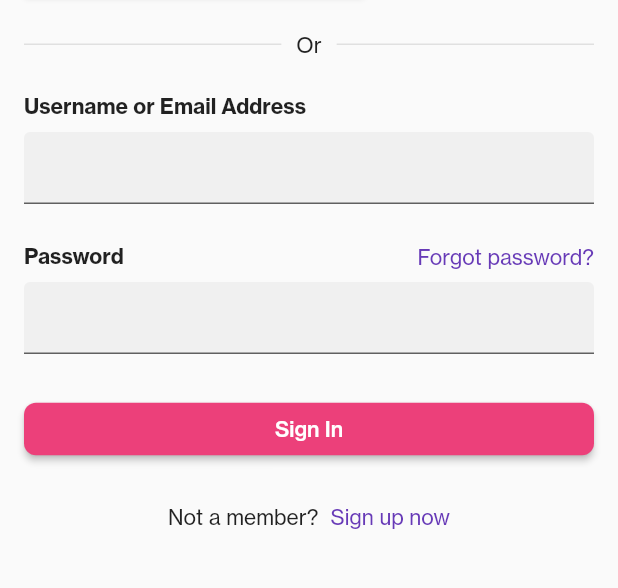
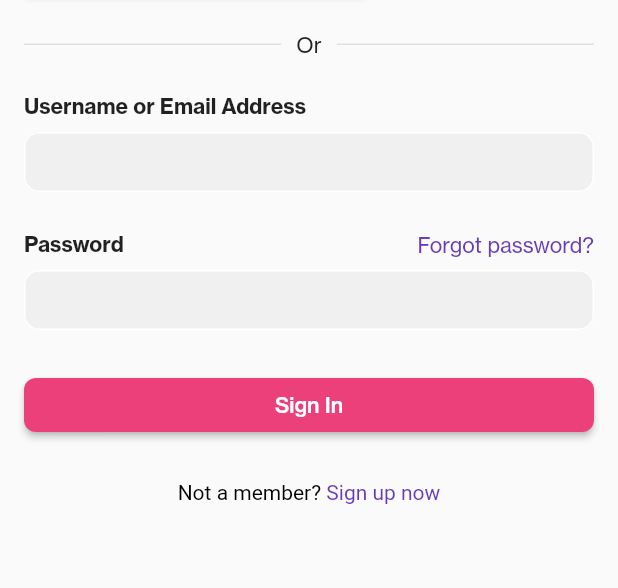
Before and after one commit to AntonyZ89/dribbble-ui-clone, a Flutter app: the screen it shows after launch, after a tap on "Sign In", on a phone screen of 412 x 824 dp, the part 306-894 px from its top. Run offline on Flutter 3.47's test engine with Material 2 defaults, Android fonts, the phone set to English and light mode, and no system bars; our stand-ins replace flutter_colorpicker, flutter_svg, video_player.

Commit message:
done `Login Page` + init `Card Detail`

```diff
--- a/lib/main.dart
+++ b/lib/main.dart
@@ -1,5 +1,6 @@
 import 'package:flutter/material.dart';
 import 'package:flutter_application/pages/pages.dart';
+import 'package:flutter_application/routes.dart';
 
 void main() {
   return runApp(_App());
@@ -12,8 +13,8 @@ class _App extends StatelessWidget {
       theme: ThemeData(fontFamily: 'NHaasGrotesk'),
       initialRoute: '/',
       routes: {
-        '/': (context) => const HomePage(),
-        '/login': (context) => const LoginPage(),
+        Routes.home: (context) => const HomePage(),
+        Routes.login: (context) => const LoginPage(),
       },
     );
   }
--- a/lib/pages/login_page.dart
+++ b/lib/pages/login_page.dart
@@ -1,4 +1,5 @@
 import 'package:flutter/material.dart';
+import 'package:flutter_application/routes.dart';
 import 'package:flutter_application/widgets/login/login.dart';
 import 'package:flutter_svg/flutter_svg.dart';
 
@@ -8,7 +9,8 @@ class LoginPage extends StatelessWidget {
   @override
   Widget build(BuildContext context) {
     return const Scaffold(
-      body: SafeArea(child: _Body()),
+      body: SafeArea(child: SingleChildScrollView(child: _Body())),
+      resizeToAvoidBottomInset: true,
     );
   }
 }
@@ -26,7 +28,12 @@ class _Body extends StatelessWidget {
           Container(
             height: 100,
             alignment: Alignment.centerLeft,
-            child: SvgPicture.asset('assets/images/logo.svg'),
+            child: GestureDetector(
+              child: SvgPicture.asset('assets/images/logo.svg'),
+              onTap: () {
+                Navigator.of(context).pushNamed(Routes.home);
+              },
+            ),
           ),
           const Text(
             'Sign in to Dribbble',
--- /dev/null
+++ b/lib/routes.dart
@@ -0,0 +1,4 @@
+class Routes {
+  static const home = '/';
+  static const login = '/login';
+}
--- a/lib/widgets/home/content/card/card.dart
+++ b/lib/widgets/home/content/card/card.dart
@@ -1,4 +1,5 @@
 import 'package:flutter/material.dart';
+import 'package:flutter_application/widgets/home/content/card/detail/card_detail.dart';
 import './card_footer.dart';
 import './card_header.dart';
 
@@ -7,12 +8,21 @@ class ContentCard extends StatelessWidget {
 
   @override
   Widget build(BuildContext context) {
-    return Column(
-      children: const [
-        CardHeader(),
-        SizedBox(height: 8),
-        CardFooter(),
-      ],
+    return GestureDetector(
+      onTap: () {
+        // TODO add animation to top
+        showGeneralDialog(
+          context: context,
+          pageBuilder: (context, animation, secondaryAnimation) => const CardDetail(),
+        );
+      },
+      child: Column(
+        children: const [
+          CardHeader(),
+          SizedBox(height: 8),
+          CardFooter(),
+        ],
+      ),
     );
   }
 }
--- a/lib/widgets/home/header/home_header.dart
+++ b/lib/widgets/home/header/home_header.dart
@@ -34,7 +34,7 @@ class HomeHeaderWidget extends StatelessWidget {
           bottom: 12,
           right: 12,
           child: Text(
-            '@antonyz_',
+            '@antonyz89',
             style: TextStyle(color: Colors.grey),
           ),
         )
--- a/lib/widgets/home/header/home_header_searchbar.dart
+++ b/lib/widgets/home/header/home_header_searchbar.dart
@@ -12,16 +12,19 @@ class HomeHeaderSearchBar extends StatelessWidget {
           filled: true,
           fillColor: Colors.white,
           prefixIcon: const Icon(Icons.search),
-          enabledBorder: const OutlineInputBorder(
-            borderSide: BorderSide(color: Colors.white),
-            borderRadius: BorderRadius.all(
-              Radius.circular(100),
-            ),
-          ),
+          focusedBorder: borderStyle(),
+          enabledBorder: borderStyle(),
           hintText: 'Search...',
           hintStyle: TextStyle(color: Colors.grey.shade300),
         ),
       ),
     );
   }
+
+  OutlineInputBorder borderStyle() {
+    return const OutlineInputBorder(
+      borderSide: BorderSide(color: Colors.white),
+      borderRadius: BorderRadius.all(Radius.circular(100)),
+    );
+  }
 }
--- a/lib/widgets/login/google_login_button.dart
+++ b/lib/widgets/login/google_login_button.dart
@@ -1,4 +1,5 @@
 import 'package:flutter/material.dart';
+import 'package:flutter_application/routes.dart';
 
 class GoogleLoginButton extends StatelessWidget {
   const GoogleLoginButton({Key? key}) : super(key: key);
@@ -8,9 +9,15 @@ class GoogleLoginButton extends StatelessWidget {
     return Expanded(
       flex: 4,
       child: MaterialButton(
+        // TODO use button without elevation by default
+        focusElevation: 0,
+        hoverElevation: 0,
+        highlightElevation: 0,
         padding: const EdgeInsets.all(2),
         shape: RoundedRectangleBorder(borderRadius: BorderRadius.circular(4)),
-        onPressed: () {},
+        onPressed: () {
+          Navigator.of(context).pushNamed(Routes.home);
+        },
         color: Colors.blue.shade600,
         textColor: Colors.white,
         child: Row(
--- a/lib/widgets/login/login.dart
+++ b/lib/widgets/login/login.dart
@@ -1,4 +1,4 @@
 export 'google_login_button.dart';
 export 'twitter_login_button.dart';
 export 'login_divider.dart';
-export 'login_form.dart';
+export 'login_form/login_form.dart';
--- a/lib/widgets/login/login_form.dart
+++ /dev/null
@@ -1,62 +0,0 @@
-import 'package:flutter/material.dart';
-
-class LoginForm extends StatelessWidget {
-  const LoginForm({Key? key}) : super(key: key);
-
-  @override
-  Widget build(BuildContext context) {
-    return Expanded(
-      child: Wrap(
-        direction: Axis.horizontal,
-        runSpacing: 26,
-        children: [
-          Column(
-            crossAxisAlignment: CrossAxisAlignment.start,
-            children: const [
-              Text('Username or Email Address', style: TextStyle(fontWeight: FontWeight.bold)),
-              SizedBox(height: 8),
-              TextField(decoration: InputDecoration(filled: true))
-            ],
-          ),
-          Column(
-            children: [
-              Row(
-                mainAxisAlignment: MainAxisAlignment.spaceBetween,
-                children: const [
-                  Text('Password', style: TextStyle(fontWeight: FontWeight.bold)),
-                  Text(
-                    'Forgot password?',
-                    style: TextStyle(color: Colors.deepPurple),
-                  )
-                ],
-              ),
-              const SizedBox(height: 8),
-              const TextField(decoration: InputDecoration(filled: true))
-            ],
-          ),
-          ElevatedButton(
-            onPressed: () {},
-            // color: Colors.pink,
-            // textColor: Colors.white,
-
-            // mini: const Size.fromHeight(50), // NEW
-            style: ElevatedButton.styleFrom(
-              primary: Colors.pink.shade400,
-              minimumSize: const Size.fromHeight(35),
-              shape: RoundedRectangleBorder(
-                borderRadius: BorderRadius.circular(8),
-              ),
-            ),
-            child: const Text('Sign In'),
-          ),
-          Center(
-            child: Wrap(
-              spacing: 8,
-              children: const [Text('Not a member?'), Text('Sign up now', style: TextStyle(color: Colors.deepPurple))],
-            ),
-          )
-        ],
-      ),
-    );
-  }
-}
--- /dev/null
+++ b/lib/widgets/login/login_form/form_input.dart
@@ -0,0 +1,54 @@
+import 'package:flutter/material.dart';
+
+class FormInput extends StatefulWidget {
+  final Widget label;
+  final Color? fillColor;
+  final FocusNode focusNode;
+
+  const FormInput({Key? key, required this.fillColor, required this.focusNode, required this.label}) : super(key: key);
+
+  @override
+  State<FormInput> createState() => _FormInputState();
+}
+
+class _FormInputState extends State<FormInput> {
+  @override
+  Widget build(BuildContext context) {
+    return Column(
+      crossAxisAlignment: CrossAxisAlignment.start,
+      children: [
+        widget.label,
+        const SizedBox(height: 8),
+        SizedBox(
+          height: 40,
+          child: TextField(
+            decoration: textFieldDecoration(fillColor: widget.fillColor),
+            obscureText: true,
+            focusNode: widget.focusNode,
+          ),
+        )
+      ],
+    );
+  }
+
+  InputDecoration textFieldDecoration({Color? fillColor}) {
+    OutlineInputBorder focusedBorder = OutlineInputBorder(
+      borderSide: BorderSide(color: Colors.pink.shade50, width: 3),
+      borderRadius: const BorderRadius.all(Radius.circular(10)),
+    );
+
+    OutlineInputBorder defaultBorder = const OutlineInputBorder(
+      borderSide: BorderSide(color: Colors.white),
+      borderRadius: BorderRadius.all(Radius.circular(10)),
+    );
+
+    return InputDecoration(
+      contentPadding: const EdgeInsets.symmetric(horizontal: 16, vertical: 0),
+      filled: true,
+      fillColor: fillColor,
+      focusedBorder: focusedBorder,
+      enabledBorder: defaultBorder,
+      hintStyle: TextStyle(color: Colors.grey.shade300),
+    );
+  }
+}
--- /dev/null
+++ b/lib/widgets/login/login_form/login_form.dart
@@ -0,0 +1,92 @@
+import 'package:flutter/material.dart';
+import 'package:flutter_application/routes.dart';
+import 'package:flutter_application/widgets/login/login_form/form_input.dart';
+
+class LoginForm extends StatefulWidget {
+  const LoginForm({Key? key}) : super(key: key);
+
+  @override
+  State<LoginForm> createState() => _LoginFormState();
+}
+
+class _LoginFormState extends State<LoginForm> {
+  final FocusNode _usernameFocus = FocusNode();
+  final FocusNode _passwordFocus = FocusNode();
+  Color? _usernameFillColor;
+  Color? _passwordFillColor;
+
+  @override
+  void initState() {
+    _usernameFocus.addListener(() {
+      setState(() => _usernameFillColor = _usernameFocus.hasFocus ? Colors.white : null);
+    });
+    _passwordFocus.addListener(() {
+      setState(() => _passwordFillColor = _passwordFocus.hasFocus ? Colors.white : null);
+    });
+
+    super.initState();
+  }
+
+  @override
+  Widget build(BuildContext context) {
+    return Wrap(
+      direction: Axis.horizontal,
+      runSpacing: 26,
+      children: [
+        FormInput(
+          label: const Text('Username or Email Address', style: TextStyle(fontWeight: FontWeight.bold)),
+          fillColor: _usernameFillColor,
+          focusNode: _usernameFocus,
+        ),
+        FormInput(
+          label: Row(
+            mainAxisAlignment: MainAxisAlignment.spaceBetween,
+            children: const [
+              Text('Password', style: TextStyle(fontWeight: FontWeight.bold)),
+              Text(
+                'Forgot password?',
+                style: TextStyle(color: Colors.deepPurple),
+              )
+            ],
+          ),
+          fillColor: _passwordFillColor,
+          focusNode: _passwordFocus,
+        ),
+        // TODO substituir por Button que vem sem elevation por padrão
+        MaterialButton(
+          focusElevation: 0,
+          hoverElevation: 0,
+          highlightElevation: 0,
+          onPressed: () {
+            Navigator.of(context).pushNamed(Routes.home);
+          },
+          color: Colors.pink.shade400,
+          textColor: Colors.white,
+          shape: RoundedRectangleBorder(
+            borderRadius: BorderRadius.circular(8),
+          ),
+          minWidth: double.infinity,
+          child: const Text('Sign In'),
+        ),
+        Center(
+          child: RichText(
+            text: const TextSpan(
+              style: TextStyle(color: Colors.black),
+              children: [
+                TextSpan(text: 'Not a member? '),
+                TextSpan(text: 'Sign up now', style: TextStyle(color: Colors.deepPurple)),
+              ],
+            ),
+          ),
+        ),
+      ],
+    );
+  }
+
+  @override
+  void dispose() {
+    _usernameFocus.dispose();
+    _passwordFocus.dispose();
+    super.dispose();
+  }
+}
--- a/lib/widgets/login/twitter_login_button.dart
+++ b/lib/widgets/login/twitter_login_button.dart
@@ -1,4 +1,5 @@
 import 'package:flutter/material.dart';
+import 'package:flutter_application/routes.dart';
 
 class TwitterLoginButton extends StatelessWidget {
   const TwitterLoginButton({Key? key}) : super(key: key);
@@ -7,12 +8,17 @@ class TwitterLoginButton extends StatelessWidget {
   Widget build(BuildContext context) {
     return Expanded(
       child: MaterialButton(
+        focusElevation: 0,
+        hoverElevation: 0,
+        highlightElevation: 0,
         padding: const EdgeInsets.all(0),
         shape: RoundedRectangleBorder(borderRadius: BorderRadius.circular(8)),
         height: 50,
         color: Colors.grey.shade200,
         elevation: 0,
-        onPressed: () {},
+        onPressed: () {
+          Navigator.of(context).pushNamed(Routes.home);
+        },
         child: Image.asset(
           'assets/images/twitter_logo.png',
           width: 16,
--- a/lib/widgets/my_app_bar.dart
+++ b/lib/widgets/my_app_bar.dart
@@ -1,4 +1,5 @@
 import 'package:flutter/material.dart';
+import 'package:flutter_application/routes.dart';
 import 'package:flutter_svg/flutter_svg.dart';
 
 class MyAppBar extends StatelessWidget implements PreferredSizeWidget {
@@ -23,7 +24,7 @@ class MyAppBar extends StatelessWidget implements PreferredSizeWidget {
           child: Center(
               child: TextButton(
             onPressed: () {
-              Navigator.pushNamed(context, '/login');
+              Navigator.pushNamed(context, Routes.login);
             },
             child: const Text(
               'Sign In',
```
Also changed, not shown: lib/widgets/home/content/card/detail/card_detail.dart (added, +75 -0 lines), lib/widgets/home/content/card/detail/toolbar_detail.dart (added, +53 -0 lines), lib/widgets/home/content/card/detail/user_detail/user_avatar.dart (added, +35 -0 lines), lib/widgets/home/content/card/detail/user_detail/user_detail.dart (added, +40 -0 lines), pubspec.yaml (+4 -12 lines).
